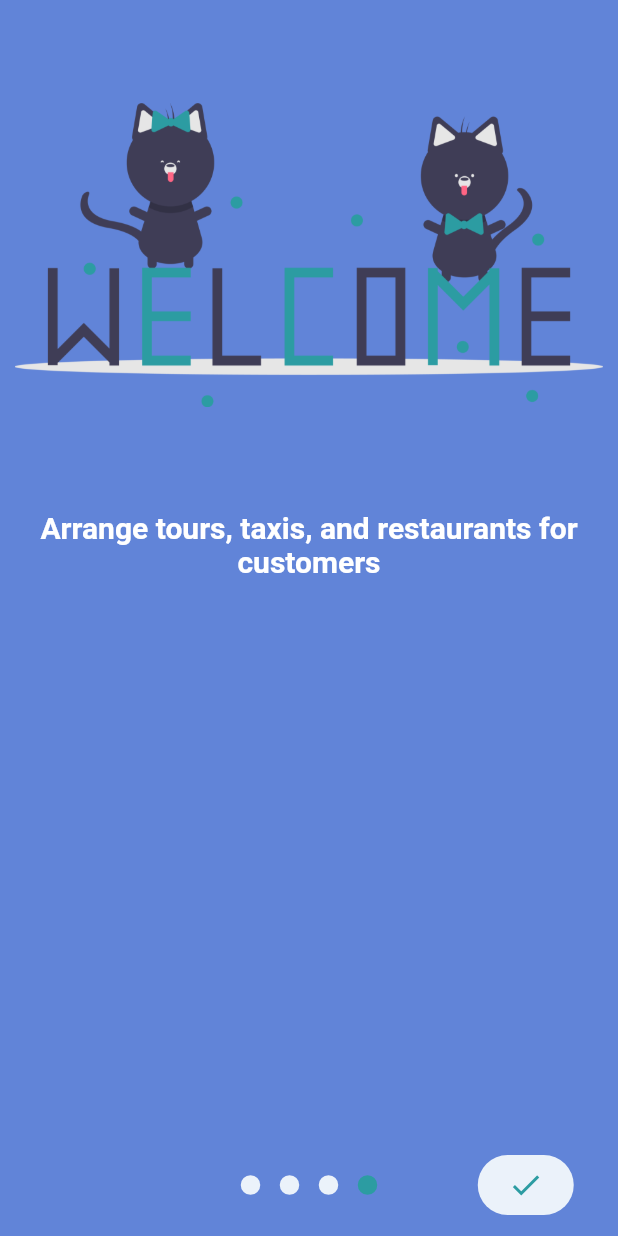
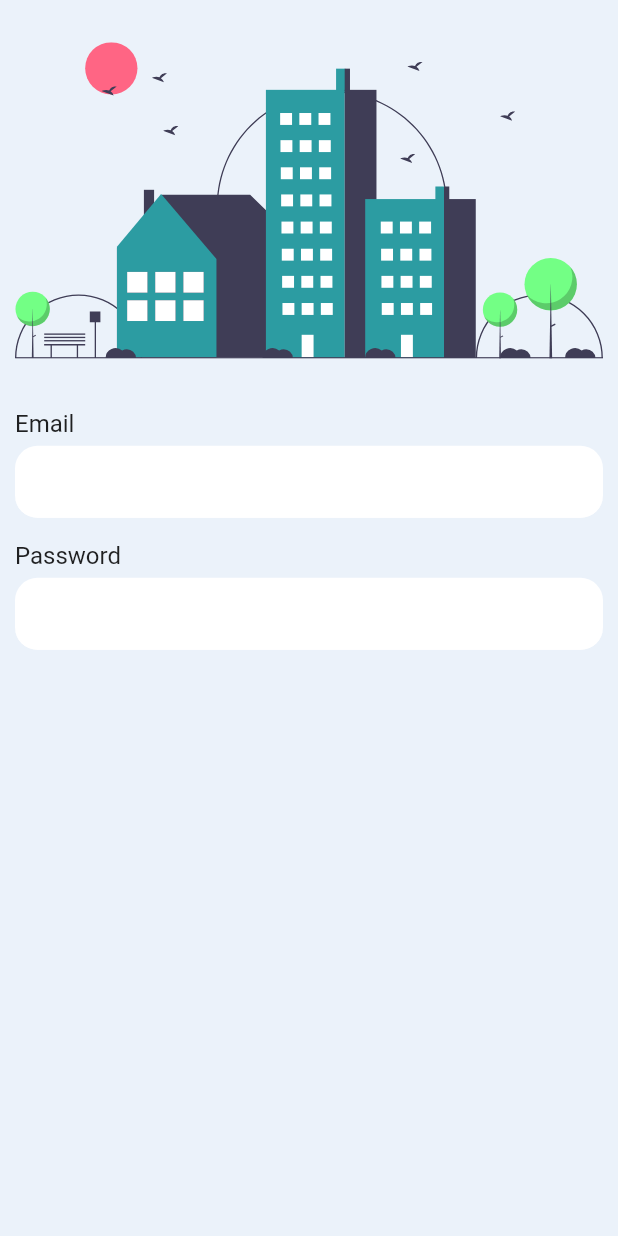
Before and after one commit to quocbao238/FindMotel-Flutter-Firebase, a Flutter app: the screen it shows after launch, after a tap on "SKIP", after a tap on the "done" icon, on a phone screen of 412 x 824 dp. Run offline on Flutter 3.47's test engine with Material 2 defaults, Android fonts, the phone set to English and light mode, and no system bars; drawn by our look-alikes of intro_slider; our stand-ins replace flutter_svg; Roboto replaces fonts that are missing (RobotoMono).

Commit message:
update source

```diff
--- a/lib/configs/appcolor.dart
+++ b/lib/configs/appcolor.dart
@@ -1,9 +1,29 @@
 import 'package:flutter/material.dart';
 
-class AppColor {
-  AppColor._();
+class AppTheme {
+  AppTheme._();
   static const backgroundColor = Color(0xFFEBF2FA);
   static const alertColor = Color(0xff00bfa5);
   static const primaryColor = Color(0xFF6184D8);
   static const blue256 = Color.fromRGBO(44, 156, 162, 1);
+
+  //Font size app
+
+  // Header 20
+  static const styleHeaderText =
+      TextStyle(fontSize: 16.0, fontWeight: FontWeight.w500);
+  // Default text 16
+  static const styleDefaultText =
+      TextStyle(fontSize: 16.0, fontWeight: FontWeight.normal);
+  static const styleDefaultPrimaryColorText = TextStyle(
+      fontSize: 16.0,
+      color: AppTheme.primaryColor,
+      fontWeight: FontWeight.normal);
+  // Subtext 14
+  static const styleSubText =
+      TextStyle(fontSize: 14.0, fontWeight: FontWeight.normal);
+  static const styleSubPrimaryColorText = TextStyle(
+      fontSize: 14.0,
+      color: AppTheme.primaryColor,
+      fontWeight: FontWeight.normal);
 }
--- a/lib/configs/appsetting.dart
+++ b/lib/configs/appsetting.dart
@@ -9,4 +9,6 @@ class AppSetting {
   static const slider2 = 'assets/imageIntro/introSlider2.png';
   static const slider3 = 'assets/imageIntro/introSlider3.png';
   static const slider4 = 'assets/imageIntro/introSlider4.png';
+  static const loginSvg = 'assets/images/loginSvg.svg';
+  static const registerSvg = 'assets/images/registerSvg.svg';
 }
--- a/lib/configs/sizeapp.dart
+++ b/lib/configs/sizeapp.dart
@@ -18,11 +18,11 @@ class SizeApp {
         "SizeApp\nWidth = $width --- Height = $height --- Padding = $padding");
   }
 
-  double getWidth(double ratio) {
+  static double getWidth(double ratio) {
     return width * (ratio ?? 1);
   }
 
-  double getHeight(double ratio) {
+  static double getHeight(double ratio) {
     return height * (ratio ?? 1);
   }
 }
--- a/lib/main.dart
+++ b/lib/main.dart
@@ -1,7 +1,12 @@
+import 'package:FindHotel/configs/appcolor.dart';
 import 'package:FindHotel/pages/tutorial/tutorial_page.dart';
 import 'package:flutter/material.dart';
+import 'package:flutter/services.dart';
 
 void main() {
+  SystemChrome.setSystemUIOverlayStyle(
+      SystemUiOverlayStyle(statusBarColor: AppTheme.primaryColor));
+
   runApp(MaterialApp(
     debugShowCheckedModeBanner: false,
     home: TutorialPage(),
--- /dev/null
+++ b/lib/pages/login/login_page.dart
@@ -0,0 +1,92 @@
+import 'package:FindHotel/configs/appcolor.dart';
+import 'package:FindHotel/configs/appsetting.dart';
+import 'package:FindHotel/configs/sizeapp.dart';
+import 'package:flutter/material.dart';
+import 'package:flutter_svg/svg.dart';
+
+class LoginPage extends StatefulWidget {
+  @override
+  _LoginPageState createState() => _LoginPageState();
+}
+
+class _LoginPageState extends State<LoginPage> {
+  TextEditingController emailController = TextEditingController();
+  TextEditingController passwordController = TextEditingController();
+  bool showPassword = false;
+
+  @override
+  Widget build(BuildContext context) {
+    return Scaffold(
+      backgroundColor: AppTheme.backgroundColor,
+      body: Padding(
+        padding: EdgeInsets.all(SizeApp.padding),
+        child: Column(
+          children: [
+            topImage(),
+            textformfield(
+                title: "Email",
+                textEditingController: emailController,
+                keyboardType: TextInputType.emailAddress),
+            textformfield(
+                title: "Password",
+                textEditingController: passwordController,
+                keyboardType: TextInputType.text),
+          ],
+        ),
+      ),
+    );
+  }
+
+  Widget textformfield(
+      {String title,
+      TextEditingController textEditingController,
+      TextInputType keyboardType}) {
+    return Container(
+      // height: 82.0,
+      margin: EdgeInsets.only(top: 16.0),
+      child: Column(
+        crossAxisAlignment: CrossAxisAlignment.start,
+        children: [
+          Text(title, style: AppTheme.styleDefaultText),
+          Container(
+            margin: EdgeInsets.only(top: SizeApp.padding * 0.5),
+            child: TextFormField(
+              // obscureText: isShowPassword,
+              controller: textEditingController,
+              decoration: InputDecoration(
+                // suffixIcon: title == "Password"
+                //     ? IconButton(
+                //         icon: Icon(Icons.remove_red_eye),
+                //         onPressed: () {},
+                //       )
+                //     : null,
+                fillColor: Colors.white,
+                filled: true,
+                // contentPadding:
+                // EdgeInsets.only(left: 16.0, right: 16.0, top: 12.0),
+                focusedBorder: OutlineInputBorder(
+                  borderSide: BorderSide(color: AppTheme.primaryColor),
+                  borderRadius: BorderRadius.circular(15.0),
+                ),
+                enabledBorder: UnderlineInputBorder(
+                  borderSide: BorderSide(color: Colors.white),
+                  borderRadius: BorderRadius.circular(15.0),
+                ),
+              ),
+              keyboardType: keyboardType,
+              style: AppTheme.styleDefaultText,
+            ),
+          )
+        ],
+      ),
+    );
+  }
+
+  Widget topImage() => SafeArea(
+        child: Container(
+            child: SvgPicture.asset(
+          AppSetting.loginSvg,
+          height: SizeApp.getHeight(0.3),
+        )),
+      );
+}
--- a/lib/pages/tutorial/tutorial_page.dart
+++ b/lib/pages/tutorial/tutorial_page.dart
@@ -1,6 +1,7 @@
 import 'package:FindHotel/configs/appcolor.dart';
 import 'package:FindHotel/configs/sizeapp.dart';
 import 'package:FindHotel/models/slider.dart';
+import 'package:FindHotel/pages/login/login_page.dart';
 import 'package:flutter/material.dart';
 import 'package:intro_slider/intro_slider.dart';
 
@@ -48,37 +49,40 @@ class _TutorialPageState extends State<TutorialPage> {
           ))
       .toList();
 
-  void onDonePress() {}
+  void onDonePress() {
+    Navigator.of(context)
+        .push(MaterialPageRoute(builder: ((context) => LoginPage())));
+  }
 
   Widget renderSkipBtn() {
     // You can change color text SKIP in here,
     // I use my custom color in appcolor
-    return Text('SKIP', style: TextStyle(color: AppColor.blue256));
+    return Text('SKIP', style: TextStyle(color: AppTheme.blue256));
   }
 
   Widget renderNextBtn() {
     // You can use Text "Next" or Icon...
     // return Text('NEXT', style: TextStyle(color: AppColor.blue256));
-    return Icon(Icons.navigate_next, color: AppColor.blue256, size: 35.0);
+    return Icon(Icons.navigate_next, color: AppTheme.blue256, size: 35.0);
   }
 
   Widget renderDoneBtn() {
-    return Icon(Icons.done, color: AppColor.blue256);
+    return Icon(Icons.done, color: AppTheme.blue256);
   }
 
   @override
   Widget build(BuildContext context) {
     SizeApp.getSizeApp(context);
     return Scaffold(
-      backgroundColor: AppColor.primaryColor,
+      backgroundColor: AppTheme.primaryColor,
       body: IntroSlider(
         // We use slides i create in models - slider.dart
         slides: SliderApp.slidelst,
-        backgroundColorAllSlides: AppColor.primaryColor,
+        backgroundColorAllSlides: AppTheme.primaryColor,
         listCustomTabs: this.renderListCustomTabs(),
         //SKIP
         renderSkipBtn: this.renderSkipBtn(),
-        colorSkipBtn: AppColor.backgroundColor,
+        colorSkipBtn: AppTheme.backgroundColor,
         highlightColorSkipBtn: Colors.black,
 
         // Next color is same..
@@ -88,14 +92,14 @@ class _TutorialPageState extends State<TutorialPage> {
         // Done button
         renderDoneBtn: this.renderDoneBtn(),
         onDonePress: this.onDonePress,
-        colorDoneBtn: AppColor.backgroundColor,
+        colorDoneBtn: AppTheme.backgroundColor,
         highlightColorDoneBtn: Colors.black,
 
         // Custom color indicator..
         // I use color dot ~ color grey and activedot is primaryColor
         // Oop... i think use color blue256
-        colorDot: AppColor.backgroundColor,
-        colorActiveDot: AppColor.blue256,
+        colorDot: AppTheme.backgroundColor,
+        colorActiveDot: AppTheme.blue256,
         sizeDot: 13.0,
       ),
     );
--- a/pubspec.yaml
+++ b/pubspec.yaml
@@ -29,6 +29,7 @@ dependencies:
   # Use with the CupertinoIcons class for iOS style icons.
   cupertino_icons: ^1.0.0
   intro_slider: ^2.3.3
+  flutter_svg: ^0.18.0
 
 dev_dependencies:
   flutter_test:
@@ -48,6 +49,7 @@ flutter:
   # To add assets to your application, add an assets section, like this:
   assets:
     - assets/imageIntro/
+    - assets/images/
   #   - images/a_dot_ham.jpeg
 
   # An image asset can refer to one or more resolution-specific "variants", see
```
Also changed, not shown: pubspec.lock.
